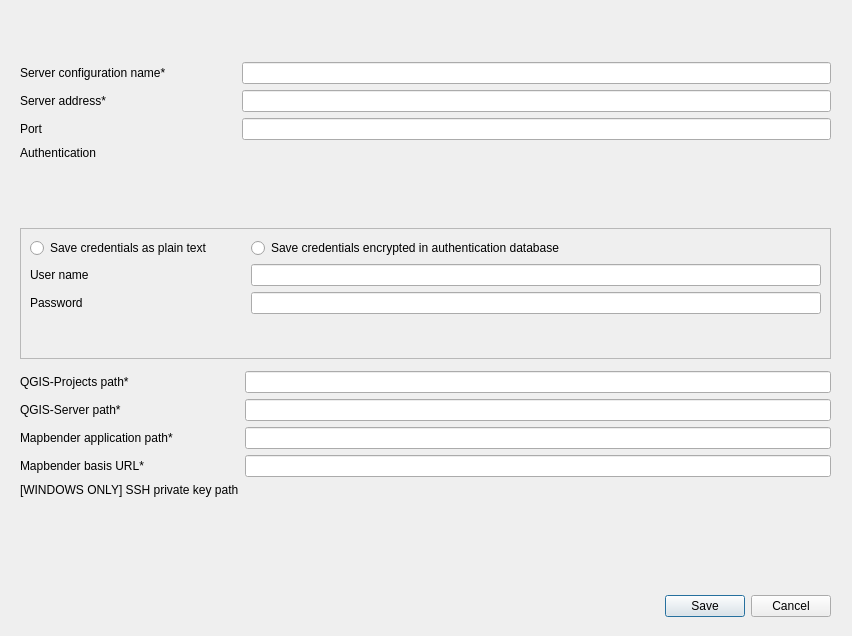
WhereGroup/QGIS2Mapbender, file mapbender_plugin/dialogs/ui/server_config_dialog.ui: the form before one commit.
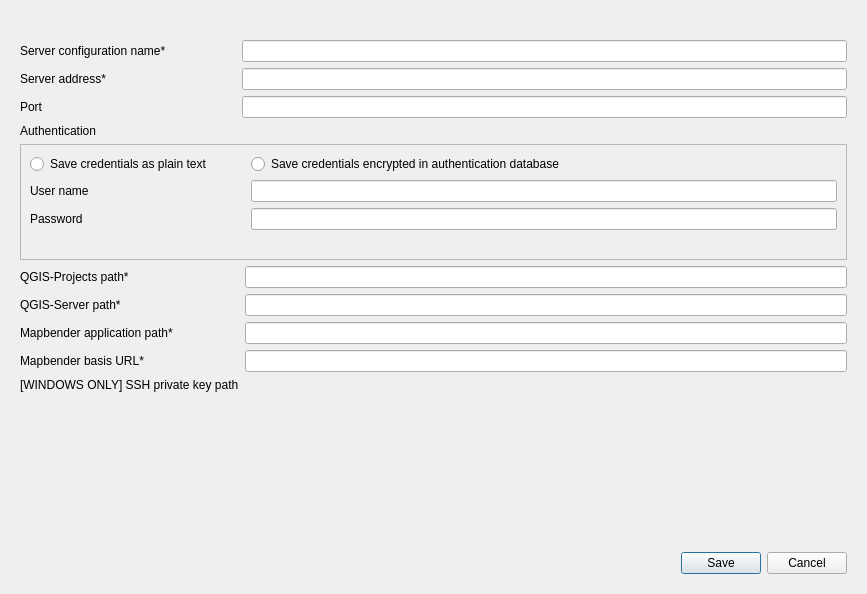
The form after the commit. Icons and pictures are not drawn. Custom widgets are drawn as their Qt base class.

Commit message: set layout to GUI server config dialog

```diff
--- a/mapbender_plugin/dialogs/ui/server_config_dialog.ui
+++ b/mapbender_plugin/dialogs/ui/server_config_dialog.ui
@@ -6,8 +6,8 @@
    <rect>
     <x>0</x>
     <y>0</y>
-    <width>852</width>
-    <height>636</height>
+    <width>867</width>
+    <height>594</height>
    </rect>
   </property>
   <property name="windowTitle">
@@ -19,15 +19,9 @@
   <layout class="QVBoxLayout" name="verticalLayout">
    <item>
     <widget class="QWidget" name="widget" native="true">
+     <layout class="QFormLayout" name="formLayout_4">
+      <item row="0" column="0">
      <widget class="QLabel" name="label">
-      <property name="geometry">
-       <rect>
-        <x>9</x>
-        <y>9</y>
-        <width>40</width>
-        <height>36</height>
-       </rect>
-      </property>
       <property name="text">
        <string/>
       </property>
@@ -38,95 +32,10 @@
        <set>Qt::AlignLeading|Qt::AlignLeft|Qt::AlignVCenter</set>
       </property>
      </widget>
-     <widget class="QDialogButtonBox" name="dialogButtonBox">
-      <property name="geometry">
-       <rect>
-        <x>610</x>
-        <y>580</y>
-        <width>210</width>
-        <height>30</height>
-       </rect>
-      </property>
-      <property name="locale">
-       <locale language="English" country="Germany"/>
-      </property>
-      <property name="standardButtons">
-       <set>QDialogButtonBox::Cancel|QDialogButtonBox::Save</set>
-      </property>
-     </widget>
-     <widget class="QFrame" name="frame">
-      <property name="geometry">
-       <rect>
-        <x>9</x>
-        <y>217</y>
-        <width>811</width>
-        <height>131</height>
-       </rect>
-      </property>
-      <property name="frameShape">
-       <enum>QFrame::StyledPanel</enum>
-      </property>
-      <property name="frameShadow">
-       <enum>QFrame::Raised</enum>
-      </property>
-      <layout class="QGridLayout" name="gridLayout">
-       <item row="2" column="1">
-        <widget class="QLineEdit" name="userNameLineEdit"/>
-       </item>
-       <item row="1" column="1">
-        <widget class="QRadioButton" name="credentialsAuthDbRadioButton">
-         <property name="text">
-          <string>Save credentials encrypted in authentication database</string>
-         </property>
-        </widget>
-       </item>
-       <item row="3" column="0">
-        <widget class="QLabel" name="passwordLabel">
-         <property name="text">
-          <string>Password</string>
-         </property>
-        </widget>
-       </item>
-       <item row="2" column="0">
-        <widget class="QLabel" name="userNameLabel">
-         <property name="text">
-          <string>User name</string>
-         </property>
-        </widget>
-       </item>
-       <item row="1" column="0">
-        <widget class="QRadioButton" name="credentialsPlainTextRadioButton">
-         <property name="text">
-          <string>Save credentials as plain text          </string>
-         </property>
-        </widget>
-       </item>
-       <item row="3" column="1">
-        <widget class="QgsPasswordLineEdit" name="passwordLineEdit"/>
-       </item>
-       <item row="4" column="1">
-        <widget class="QLabel" name="authLabel">
-         <property name="font">
-          <font>
-           <italic>true</italic>
-          </font>
-         </property>
-         <property name="text">
-          <string/>
-         </property>
-        </widget>
-       </item>
-      </layout>
-     </widget>
-     <widget class="QWidget" name="layoutWidget">
-      <property name="geometry">
-       <rect>
-        <x>9</x>
-        <y>51</y>
-        <width>811</width>
-        <height>141</height>
-       </rect>
-      </property>
+      </item>
+      <item row="1" column="0" colspan="2">
+       <layout class="QFormLayout" name="formLayout_3">
+        <item row="0" column="0" colspan="2">
       <layout class="QFormLayout" name="formLayout_2">
        <item row="0" column="0">
         <widget class="QLabel" name="serviceNameLabel">
@@ -166,16 +75,8 @@
         </widget>
        </item>
       </layout>
-     </widget>
-     <widget class="QWidget" name="layoutWidget">
-      <property name="geometry">
-       <rect>
-        <x>9</x>
-        <y>360</y>
-        <width>811</width>
-        <height>191</height>
-       </rect>
-      </property>
+        </item>
+        <item row="2" column="0" colspan="2">
       <layout class="QFormLayout" name="formLayout">
        <item row="0" column="0">
         <widget class="QLabel" name="qgisProjectPathLabel">
@@ -232,7 +133,91 @@
         <widget class="QgsFileWidget" name="winPKFileWidget"/>
        </item>
       </layout>
-     </widget>
+        </item>
+        <item row="1" column="0" colspan="2">
+         <widget class="QFrame" name="frame">
+          <property name="frameShape">
+           <enum>QFrame::StyledPanel</enum>
+          </property>
+          <property name="frameShadow">
+           <enum>QFrame::Raised</enum>
+          </property>
+          <layout class="QGridLayout" name="gridLayout">
+           <item row="2" column="1">
+            <widget class="QLineEdit" name="userNameLineEdit"/>
+           </item>
+           <item row="1" column="1">
+            <widget class="QRadioButton" name="credentialsAuthDbRadioButton">
+             <property name="text">
+              <string>Save credentials encrypted in authentication database</string>
+             </property>
+            </widget>
+           </item>
+           <item row="3" column="0">
+            <widget class="QLabel" name="passwordLabel">
+             <property name="text">
+              <string>Password</string>
+             </property>
+            </widget>
+           </item>
+           <item row="2" column="0">
+            <widget class="QLabel" name="userNameLabel">
+             <property name="text">
+              <string>User name</string>
+             </property>
+            </widget>
+           </item>
+           <item row="1" column="0">
+            <widget class="QRadioButton" name="credentialsPlainTextRadioButton">
+             <property name="text">
+              <string>Save credentials as plain text          </string>
+             </property>
+            </widget>
+           </item>
+           <item row="3" column="1">
+            <widget class="QgsPasswordLineEdit" name="passwordLineEdit"/>
+           </item>
+           <item row="4" column="1">
+            <widget class="QLabel" name="authLabel">
+             <property name="font">
+              <font>
+               <italic>true</italic>
+              </font>
+             </property>
+             <property name="text">
+              <string/>
+             </property>
+            </widget>
+           </item>
+          </layout>
+         </widget>
+        </item>
+       </layout>
+      </item>
+      <item row="3" column="1">
+       <spacer name="verticalSpacer">
+        <property name="orientation">
+         <enum>Qt::Vertical</enum>
+        </property>
+        <property name="sizeHint" stdset="0">
+         <size>
+          <width>786</width>
+          <height>5</height>
+         </size>
+        </property>
+       </spacer>
+      </item>
+      <item row="4" column="1">
+       <widget class="QDialogButtonBox" name="dialogButtonBox">
+        <property name="locale">
+         <locale language="English" country="Germany"/>
+        </property>
+        <property name="standardButtons">
+         <set>QDialogButtonBox::Cancel|QDialogButtonBox::Save</set>
+        </property>
+       </widget>
+      </item>
+     </layout>
     </widget>
    </item>
   </layout>
```
Lines whose indentation alone changed are shown as unchanged.
